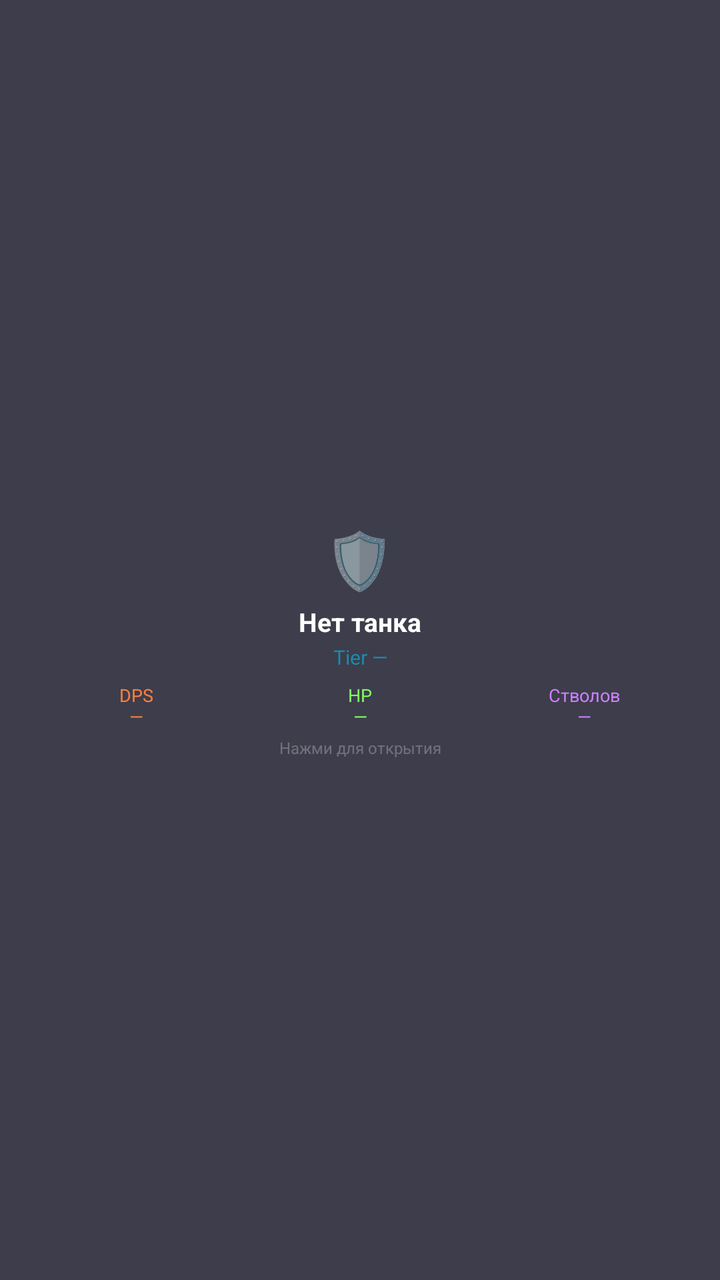
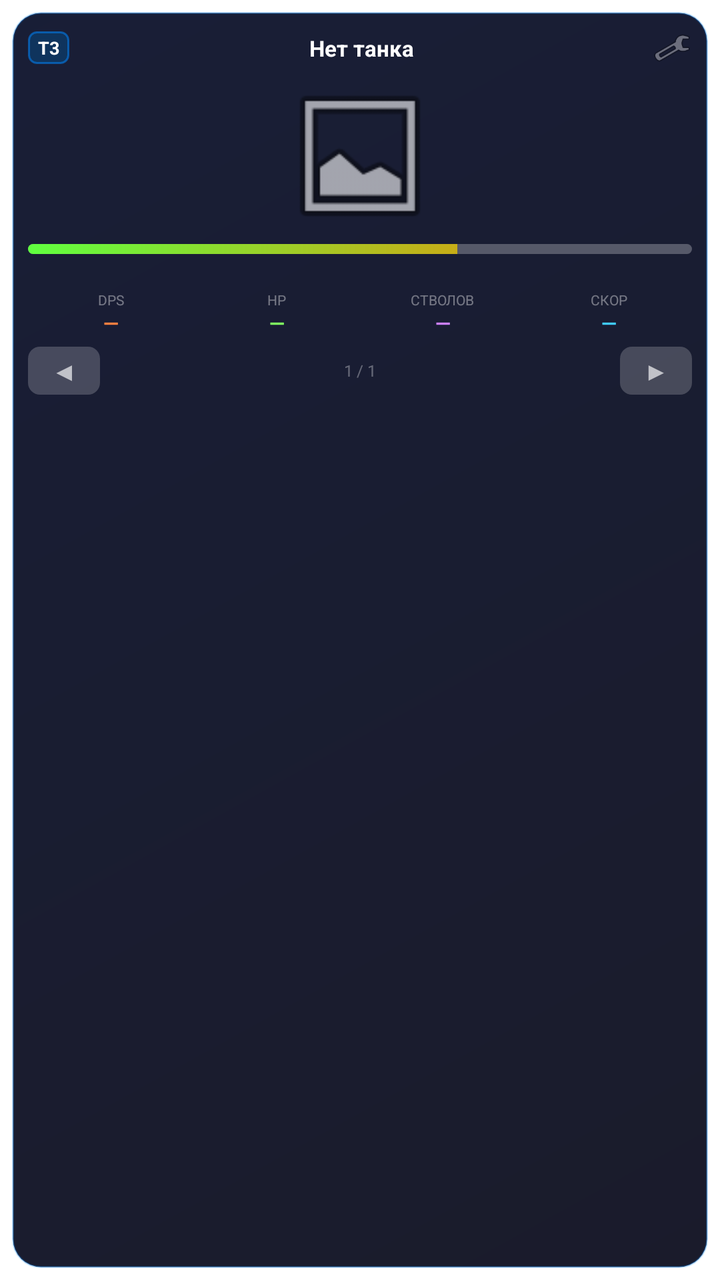

Before-and-after screenshots of an Android layout around one commit, followed by the original layout XML and the change that was made.
<!-- AndroidManifest.xml: fallback theme Theme.MaterialComponents.DayNight.NoActionBar -->
<!-- res/layout/widget_tank.xml -->
<?xml version="1.0" encoding="utf-8"?>
<LinearLayout
    xmlns:android="http://schemas.android.com/apk/res/android"
    android:layout_width="match_parent"
    android:layout_height="match_parent"
    android:orientation="vertical"
    android:padding="12dp"
    android:gravity="center"
    android:background="#CC0D0D1F">

    <TextView
        android:id="@+id/widget_tank_icon"
        android:layout_width="wrap_content"
        android:layout_height="wrap_content"
        android:text="🛡"
        android:textSize="28sp"
        android:gravity="center"/>

    <TextView
        android:id="@+id/widget_tank_name"
        android:layout_width="match_parent"
        android:layout_height="wrap_content"
        android:text="Нет танка"
        android:textColor="#FFFFFF"
        android:textSize="13sp"
        android:textStyle="bold"
        android:gravity="center"
        android:maxLines="1"
        android:ellipsize="end"
        android:layout_marginTop="4dp"/>

    <TextView
        android:id="@+id/widget_tank_tier"
        android:layout_width="match_parent"
        android:layout_height="wrap_content"
        android:text="Tier —"
        android:textColor="#8800CCFF"
        android:textSize="10sp"
        android:gravity="center"
        android:layout_marginTop="2dp"/>

    <LinearLayout
        android:layout_width="match_parent"
        android:layout_height="wrap_content"
        android:orientation="horizontal"
        android:gravity="center"
        android:layout_marginTop="6dp">

        <TextView
            android:id="@+id/widget_tank_dps"
            android:layout_width="0dp"
            android:layout_height="wrap_content"
            android:layout_weight="1"
            android:text="DPS\n—"
            android:textColor="#FFFF8040"
            android:textSize="9sp"
            android:gravity="center"
            android:lines="2"/>

        <TextView
            android:id="@+id/widget_tank_hp"
            android:layout_width="0dp"
            android:layout_height="wrap_content"
            android:layout_weight="1"
            android:text="HP\n—"
            android:textColor="#FF80FF60"
            android:textSize="9sp"
            android:gravity="center"
            android:lines="2"/>

        <TextView
            android:id="@+id/widget_tank_barrels"
            android:layout_width="0dp"
            android:layout_height="wrap_content"
            android:layout_weight="1"
            android:text="Стволов\n—"
            android:textColor="#FFCC80FF"
            android:textSize="9sp"
            android:gravity="center"
            android:lines="2"/>
    </LinearLayout>

    <TextView
        android:id="@+id/widget_open_hint"
        android:layout_width="match_parent"
        android:layout_height="wrap_content"
        android:text="Нажми для открытия"
        android:textColor="#44FFFFFF"
        android:textSize="8sp"
        android:gravity="center"
        android:layout_marginTop="4dp"/>
</LinearLayout>
<!-- resources referenced by this layout -->
<resources>

</resources>

<!-- the commit's change to res/layout/widget_tank.xml (unified diff, before → after) -->
@@ -1,92 +1,263 @@
 <?xml version="1.0" encoding="utf-8"?>
-<LinearLayout
+<FrameLayout
     xmlns:android="http://schemas.android.com/apk/res/android"
     android:layout_width="match_parent"
     android:layout_height="match_parent"
-    android:orientation="vertical"
-    android:padding="12dp"
-    android:gravity="center"
-    android:background="#CC0D0D1F">
-
-    <TextView
-        android:id="@+id/widget_tank_icon"
-        android:layout_width="wrap_content"
-        android:layout_height="wrap_content"
-        android:text="🛡"
-        android:textSize="28sp"
-        android:gravity="center"/>
-
-    <TextView
-        android:id="@+id/widget_tank_name"
+    android:padding="6dp">
+
+    
+    <LinearLayout
+        android:id="@+id/widget_card"
         android:layout_width="match_parent"
-        android:layout_height="wrap_content"
-        android:text="Нет танка"
-        android:textColor="#FFFFFF"
-        android:textSize="13sp"
-        android:textStyle="bold"
-        android:gravity="center"
-        android:maxLines="1"
-        android:ellipsize="end"
-        android:layout_marginTop="4dp"/>
-
-    <TextView
-        android:id="@+id/widget_tank_tier"
-        android:layout_width="match_parent"
-        android:layout_height="wrap_content"
-        android:text="Tier —"
-        android:textColor="#8800CCFF"
-        android:textSize="10sp"
-        android:gravity="center"
-        android:layout_marginTop="2dp"/>
-
-    <LinearLayout
-        android:layout_width="match_parent"
-        android:layout_height="wrap_content"
-        android:orientation="horizontal"
-        android:gravity="center"
-        android:layout_marginTop="6dp">
-
+        android:layout_height="match_parent"
+        android:orientation="vertical"
+        android:gravity="center_horizontal"
+        android:background="@drawable/widget_bg"
+        android:padding="8dp">
+
+        
+        <RelativeLayout
+            android:layout_width="match_parent"
+            android:layout_height="wrap_content">
+
+            <TextView
+                android:id="@+id/widget_tier_badge"
+                android:layout_width="wrap_content"
+                android:layout_height="wrap_content"
+                android:layout_alignParentStart="true"
+                android:layout_centerVertical="true"
+                android:text="T3"
+                android:textColor="#FFFFFF"
+                android:textSize="9sp"
+                android:textStyle="bold"
+                android:paddingStart="5dp"
+                android:paddingEnd="5dp"
+                android:paddingTop="2dp"
+                android:paddingBottom="2dp"
+                android:background="@drawable/widget_tier_bg"/>
+
+            <TextView
+                android:id="@+id/widget_tank_name"
+                android:layout_width="0dp"
+                android:layout_height="wrap_content"
+                android:layout_toEndOf="@id/widget_tier_badge"
+                android:layout_toStartOf="@id/widget_settings_btn"
+                android:layout_centerVertical="true"
+                android:layout_marginStart="5dp"
+                android:layout_marginEnd="4dp"
+                android:text="Нет танка"
+                android:textColor="#FFFFFF"
+                android:textSize="11sp"
+                android:textStyle="bold"
+                android:gravity="center"
+                android:maxLines="1"
+                android:ellipsize="end"/>
+
+            <ImageView
+                android:id="@+id/widget_settings_btn"
+                android:layout_width="20dp"
+                android:layout_height="20dp"
+                android:layout_alignParentEnd="true"
+                android:layout_centerVertical="true"
+                android:src="@android:drawable/ic_menu_preferences"
+                android:alpha="0.6"/>
+
+        </RelativeLayout>
+
+        
+        <ViewFlipper
+            android:id="@+id/widget_tank_flipper"
+            android:layout_width="80dp"
+            android:layout_height="80dp"
+            android:layout_marginTop="4dp"
+            android:autoStart="true"
+            android:flipInterval="1800"
+            android:inAnimation="@anim/widget_pulse_in"
+            android:outAnimation="@anim/widget_pulse_out">
+
+            <ImageView
+                android:id="@+id/widget_tank_image_a"
+                android:layout_width="80dp"
+                android:layout_height="80dp"
+                android:scaleType="fitCenter"
+                android:src="@android:drawable/ic_menu_gallery"/>
+
+            <ImageView
+                android:id="@+id/widget_tank_image_b"
+                android:layout_width="80dp"
+                android:layout_height="80dp"
+                android:scaleType="fitCenter"
+                android:src="@android:drawable/ic_menu_gallery"/>
+
+        </ViewFlipper>
+
+        
+        <ProgressBar
+            android:id="@+id/widget_hp_bar"
+            style="?android:attr/progressBarStyleHorizontal"
+            android:layout_width="match_parent"
+            android:layout_height="5dp"
+            android:layout_marginTop="4dp"
+            android:progressDrawable="@drawable/widget_hp_progress"
+            android:max="240"
+            android:progress="155"/>
+
+        
         <TextView
-            android:id="@+id/widget_tank_dps"
-            android:layout_width="0dp"
+            android:id="@+id/widget_tank_desc"
+            android:layout_width="match_parent"
             android:layout_height="wrap_content"
-            android:layout_weight="1"
-            android:text="DPS\n—"
-            android:textColor="#FFFF8040"
-            android:textSize="9sp"
+            android:layout_marginTop="3dp"
+            android:text=""
+            android:textColor="#99FFFFFF"
+            android:textSize="8sp"
             android:gravity="center"
-            android:lines="2"/>
-
-        <TextView
-            android:id="@+id/widget_tank_hp"
-            android:layout_width="0dp"
+            android:maxLines="1"
+            android:ellipsize="end"/>
+
+        
+        <LinearLayout
+            android:id="@+id/widget_stats_row"
+            android:layout_width="match_parent"
             android:layout_height="wrap_content"
-            android:layout_weight="1"
-            android:text="HP\n—"
-            android:textColor="#FF80FF60"
-            android:textSize="9sp"
+            android:orientation="horizontal"
             android:gravity="center"
-            android:lines="2"/>
-
-        <TextView
-            android:id="@+id/widget_tank_barrels"
-            android:layout_width="0dp"
+            android:layout_marginTop="4dp">
+
+            <LinearLayout
+                android:id="@+id/widget_stat_dps_wrap"
+                android:layout_width="0dp"
+                android:layout_height="wrap_content"
+                android:layout_weight="1"
+                android:orientation="vertical"
+                android:gravity="center">
+                <TextView
+                    android:layout_width="wrap_content"
+                    android:layout_height="wrap_content"
+                    android:text="DPS"
+                    android:textColor="#66FFFFFF"
+                    android:textSize="7sp"/>
+                <TextView
+                    android:id="@+id/widget_tank_dps"
+                    android:layout_width="wrap_content"
+                    android:layout_height="wrap_content"
+                    android:text="—"
+                    android:textColor="#FFFF8040"
+                    android:textSize="10sp"
+                    android:textStyle="bold"/>
+            </LinearLayout>
+
+            <LinearLayout
+                android:id="@+id/widget_stat_hp_wrap"
+                android:layout_width="0dp"
+                android:layout_height="wrap_content"
+                android:layout_weight="1"
+                android:orientation="vertical"
+                android:gravity="center">
+                <TextView
+                    android:layout_width="wrap_content"
+                    android:layout_height="wrap_content"
+                    android:text="HP"
+                    android:textColor="#66FFFFFF"
+                    android:textSize="7sp"/>
+                <TextView
+                    android:id="@+id/widget_tank_hp"
+                    android:layout_width="wrap_content"
+                    android:layout_height="wrap_content"
+                    android:text="—"
+                    android:textColor="#FF80FF60"
+                    android:textSize="10sp"
+                    android:textStyle="bold"/>
+            </LinearLayout>
+
+            <LinearLayout
+                android:id="@+id/widget_stat_barrels_wrap"
+                android:layout_width="0dp"
+                android:layout_height="wrap_content"
+                android:layout_weight="1"
+                android:orientation="vertical"
+                android:gravity="center">
+                <TextView
+                    android:layout_width="wrap_content"
+                    android:layout_height="wrap_content"
+                    android:text="СТВОЛОВ"
+                    android:textColor="#66FFFFFF"
+                    android:textSize="7sp"/>
+                <TextView
+                    android:id="@+id/widget_tank_barrels"
+                    android:layout_width="wrap_content"
+                    android:layout_height="wrap_content"
+                    android:text="—"
+                    android:textColor="#FFCC80FF"
+                    android:textSize="10sp"
+                    android:textStyle="bold"/>
+            </LinearLayout>
+
+            <LinearLayout
+                android:id="@+id/widget_stat_speed_wrap"
+                android:layout_width="0dp"
+                android:layout_height="wrap_content"
+                android:layout_weight="1"
+                android:orientation="vertical"
+                android:gravity="center">
+                <TextView
+                    android:layout_width="wrap_content"
+                    android:layout_height="wrap_content"
+                    android:text="СКОР"
+                    android:textColor="#66FFFFFF"
+                    android:textSize="7sp"/>
+                <TextView
+                    android:id="@+id/widget_tank_speed"
+                    android:layout_width="wrap_content"
+                    android:layout_height="wrap_content"
+                    android:text="—"
+                    android:textColor="#FF40CCFF"
+                    android:textSize="10sp"
+                    android:textStyle="bold"/>
+            </LinearLayout>
+
+        </LinearLayout>
+
+        
+        <LinearLayout
+            android:layout_width="match_parent"
             android:layout_height="wrap_content"
-            android:layout_weight="1"
-            android:text="Стволов\n—"
-            android:textColor="#FFCC80FF"
-            android:textSize="9sp"
+            android:orientation="horizontal"
             android:gravity="center"
-            android:lines="2"/>
+            android:layout_marginTop="5dp">
+
+            <TextView
+                android:id="@+id/widget_prev_btn"
+                android:layout_width="36dp"
+                android:layout_height="24dp"
+                android:text="◀"
+                android:textColor="#AAFFFFFF"
+                android:textSize="13sp"
+                android:gravity="center"
+                android:background="@drawable/widget_nav_btn_bg"/>
+
+            <TextView
+                android:id="@+id/widget_tank_counter"
+                android:layout_width="0dp"
+                android:layout_height="wrap_content"
+                android:layout_weight="1"
+                android:text="1 / 1"
+                android:textColor="#55FFFFFF"
+                android:textSize="8sp"
+                android:gravity="center"/>
+
+            <TextView
+                android:id="@+id/widget_next_btn"
+                android:layout_width="36dp"
+                android:layout_height="24dp"
+                android:text="▶"
+                android:textColor="#AAFFFFFF"
+                android:textSize="13sp"
+                android:gravity="center"
+                android:background="@drawable/widget_nav_btn_bg"/>
+
+        </LinearLayout>
+
     </LinearLayout>
 
-    <TextView
-        android:id="@+id/widget_open_hint"
-        android:layout_width="match_parent"
-        android:layout_height="wrap_content"
-        android:text="Нажми для открытия"
-        android:textColor="#44FFFFFF"
-        android:textSize="8sp"
-        android:gravity="center"
-        android:layout_marginTop="4dp"/>
-</LinearLayout>
+</FrameLayout>
<!-- resource entries referenced after the edit -->
@@ -1,5 +1,54 @@
 <!-- resources referenced by this layout -->
 <resources>
-
+  <!-- drawable widget_bg (drawable) -->
+  <?xml version="1.0" encoding="utf-8"?>
+  <shape xmlns:android="http://schemas.android.com/apk/res/android"
+      android:shape="rectangle">
+      <gradient
+          android:startColor="#EE0A0B1C"
+          android:endColor="#EE080E28"
+          android:angle="135"
+          android:type="linear"/>
+      <stroke
+          android:width="1dp"
+          android:color="#440088FF"/>
+      <corners android:radius="14dp"/>
+  </shape>
+  <!-- drawable widget_hp_progress (drawable) -->
+  <?xml version="1.0" encoding="utf-8"?>
+  <layer-list xmlns:android="http://schemas.android.com/apk/res/android">
+      <item android:id="@android:id/background">
+          <shape>
+              <solid android:color="#44FFFFFF"/>
+              <corners android:radius="3dp"/>
+          </shape>
+      </item>
+      <item android:id="@android:id/progress">
+          <clip>
+              <shape>
+                  <gradient
+                      android:startColor="#FF60FF40"
+                      android:endColor="#FFFF8000"
+                      android:angle="0"/>
+                  <corners android:radius="3dp"/>
+              </shape>
+          </clip>
+      </item>
+  </layer-list>
+  <!-- drawable widget_nav_btn_bg (drawable) -->
+  <?xml version="1.0" encoding="utf-8"?>
+  <shape xmlns:android="http://schemas.android.com/apk/res/android"
+      android:shape="rectangle">
+      <solid android:color="#33FFFFFF"/>
+      <corners android:radius="6dp"/>
+  </shape>
+  <!-- drawable widget_tier_bg (drawable) -->
+  <?xml version="1.0" encoding="utf-8"?>
+  <shape xmlns:android="http://schemas.android.com/apk/res/android"
+      android:shape="rectangle">
+      <solid android:color="#66005599"/>
+      <corners android:radius="4dp"/>
+      <stroke android:width="1dp" android:color="#880088FF"/>
+  </shape>
 </resources>
 
